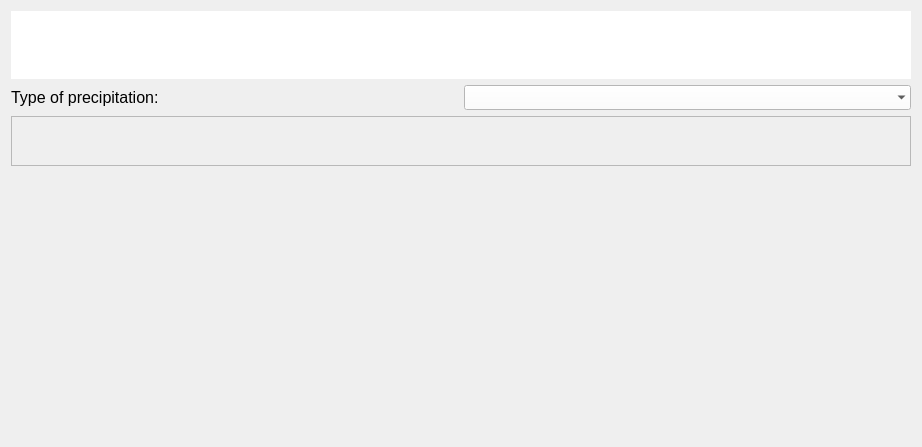
Qt form threedi_api_qgis_client/ui/page4.ui (nens/threedi-api-qgis-client) before a commit.
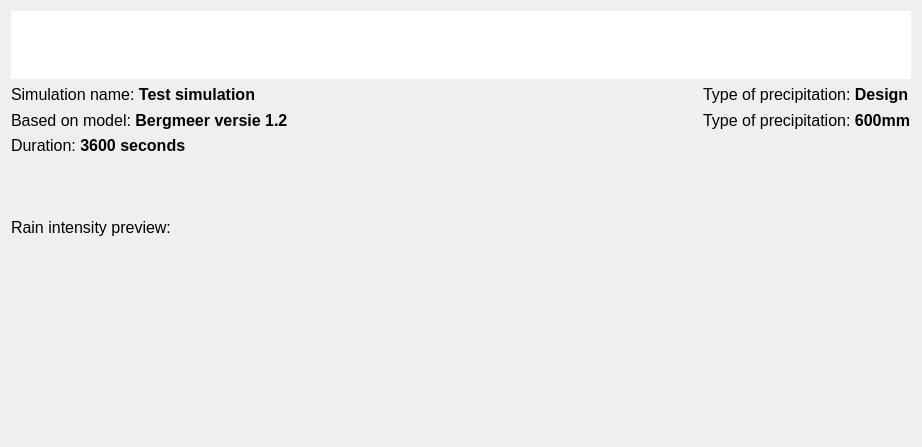
The same form after that commit.

Commit message: Work on plugin widgets.

Diff of the .ui file:
```diff
--- a/threedi_api_qgis_client/ui/page4.ui
+++ b/threedi_api_qgis_client/ui/page4.ui
@@ -26,20 +26,20 @@
    <bool>true</bool>
   </property>
   <layout class="QGridLayout" name="gridLayout">
-   <item row="1" column="0">
-    <widget class="QLabel" name="label_2">
-     <property name="font">
-      <font>
-       <family>Segoe UI</family>
-       <pointsize>12</pointsize>
-      </font>
+   <item row="6" column="1">
+    <spacer name="verticalSpacer">
+     <property name="orientation">
+      <enum>Qt::Vertical</enum>
      </property>
-     <property name="text">
-      <string>Type of precipitation:</string>
+     <property name="sizeHint" stdset="0">
+      <size>
+       <width>20</width>
+       <height>40</height>
+      </size>
      </property>
-    </widget>
+    </spacer>
    </item>
-   <item row="0" column="0" colspan="2">
+   <item row="0" column="0" colspan="3">
     <widget class="QGraphicsView" name="gv_svg">
      <property name="sizePolicy">
       <sizepolicy hsizetype="Expanding" vsizetype="Minimum">
@@ -61,61 +61,110 @@
      </property>
     </widget>
    </item>
+   <item row="1" column="0">
+    <widget class="QLabel" name="label_2">
+     <property name="font">
+      <font>
+       <family>Segoe UI</family>
+       <pointsize>12</pointsize>
+      </font>
+     </property>
+     <property name="text">
+      <string>&lt;html&gt;&lt;head/&gt;&lt;body&gt;&lt;p&gt;Simulation name: &lt;span style=&quot; font-weight:600;&quot;&gt;Test simulation&lt;/span&gt;&lt;/p&gt;&lt;/body&gt;&lt;/html&gt;</string>
+     </property>
+    </widget>
+   </item>
+   <item row="1" column="2">
+    <widget class="QLabel" name="label">
+     <property name="font">
+      <font>
+       <family>Segoe UI</family>
+       <pointsize>12</pointsize>
+      </font>
+     </property>
+     <property name="text">
+      <string>&lt;html&gt;&lt;head/&gt;&lt;body&gt;&lt;p&gt;Type of precipitation: &lt;span style=&quot; font-weight:600;&quot;&gt;Design&lt;/span&gt;&lt;/p&gt;&lt;/body&gt;&lt;/html&gt;</string>
+     </property>
+    </widget>
+   </item>
    <item row="1" column="1">
-    <widget class="QComboBox" name="cbo_prec_type">
+    <spacer name="horizontalSpacer">
+     <property name="orientation">
+      <enum>Qt::Horizontal</enum>
+     </property>
+     <property name="sizeHint" stdset="0">
+      <size>
+       <width>40</width>
+       <height>20</height>
+      </size>
+     </property>
+    </spacer>
+   </item>
+   <item row="2" column="2">
+    <widget class="QLabel" name="label_5">
      <property name="font">
       <font>
        <family>Segoe UI</family>
        <pointsize>12</pointsize>
       </font>
      </property>
-     <property name="autoFillBackground">
-      <bool>false</bool>
-     </property>
-     <property name="styleSheet">
-      <string notr="true">QComboBox {background-color: rgba(255, 255, 255);}</string>
-     </property>
-     <property name="editable">
-      <bool>false</bool>
-     </property>
-     <property name="currentText">
-      <string/>
-     </property>
-     <property name="frame">
-      <bool>false</bool>
+     <property name="text">
+      <string>&lt;html&gt;&lt;head/&gt;&lt;body&gt;&lt;p&gt;Type of precipitation: &lt;span style=&quot; font-weight:600;&quot;&gt;600mm&lt;/span&gt;&lt;/p&gt;&lt;/body&gt;&lt;/html&gt;</string>
      </property>
     </widget>
    </item>
    <item row="3" column="0">
-    <spacer name="verticalSpacer">
-     <property name="orientation">
-      <enum>Qt::Vertical</enum>
+    <widget class="QLabel" name="label_4">
+     <property name="font">
+      <font>
+       <family>Segoe UI</family>
+       <pointsize>12</pointsize>
+      </font>
      </property>
-     <property name="sizeHint" stdset="0">
-      <size>
-       <width>20</width>
-       <height>40</height>
-      </size>
+     <property name="text">
+      <string>&lt;html&gt;&lt;head/&gt;&lt;body&gt;&lt;p&gt;Duration:&lt;span style=&quot; font-weight:600;&quot;&gt; 3600 seconds&lt;/span&gt;&lt;/p&gt;&lt;/body&gt;&lt;/html&gt;</string>
      </property>
-    </spacer>
+    </widget>
    </item>
-   <item row="2" column="0" colspan="2">
-    <widget class="QFrame" name="chart_frame">
-     <property name="minimumSize">
-      <size>
-       <width>0</width>
-       <height>50</height>
-      </size>
+   <item row="2" column="0">
+    <widget class="QLabel" name="label_3">
+     <property name="font">
+      <font>
+       <family>Segoe UI</family>
+       <pointsize>12</pointsize>
+      </font>
      </property>
-     <property name="frameShape">
-      <enum>QFrame::StyledPanel</enum>
+     <property name="text">
+      <string>&lt;html&gt;&lt;head/&gt;&lt;body&gt;&lt;p&gt;Based on model: &lt;span style=&quot; font-weight:600;&quot;&gt;Bergmeer versie 1.2&lt;/span&gt;&lt;/p&gt;&lt;/body&gt;&lt;/html&gt;</string>
      </property>
-     <property name="frameShadow">
-      <enum>QFrame::Raised</enum>
+    </widget>
+   </item>
+   <item row="4" column="0">
+    <widget class="QLabel" name="label_11">
+     <property name="sizePolicy">
+      <sizepolicy hsizetype="Preferred" vsizetype="MinimumExpanding">
+       <horstretch>0</horstretch>
+       <verstretch>0</verstretch>
+      </sizepolicy>
      </property>
-     <layout class="QGridLayout" name="gridLayout_4"/>
+     <property name="font">
+      <font>
+       <family>Segoe UI</family>
+       <pointsize>12</pointsize>
+      </font>
+     </property>
+     <property name="text">
+      <string>Rain intensity preview:</string>
+     </property>
     </widget>
    </item>
+   <item row="5" column="0" colspan="3">
+    <layout class="QGridLayout" name="lout_plot">
+     <property name="bottomMargin">
+      <number>10</number>
+     </property>
+    </layout>
+   </item>
   </layout>
  </widget>
  <resources/>
```
The commit also changes 7 other files.
